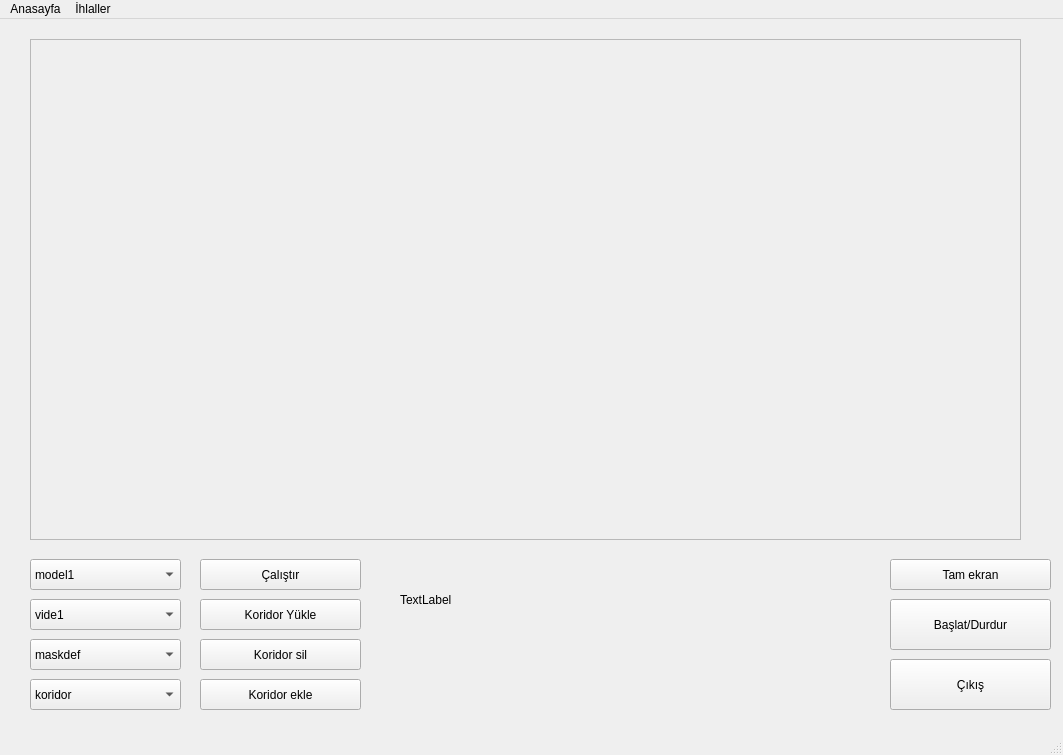
This is gui/untitled.ui in firathdr/Serit-Kontrol as Qt 5 draws it before an edit. The edited form follows.
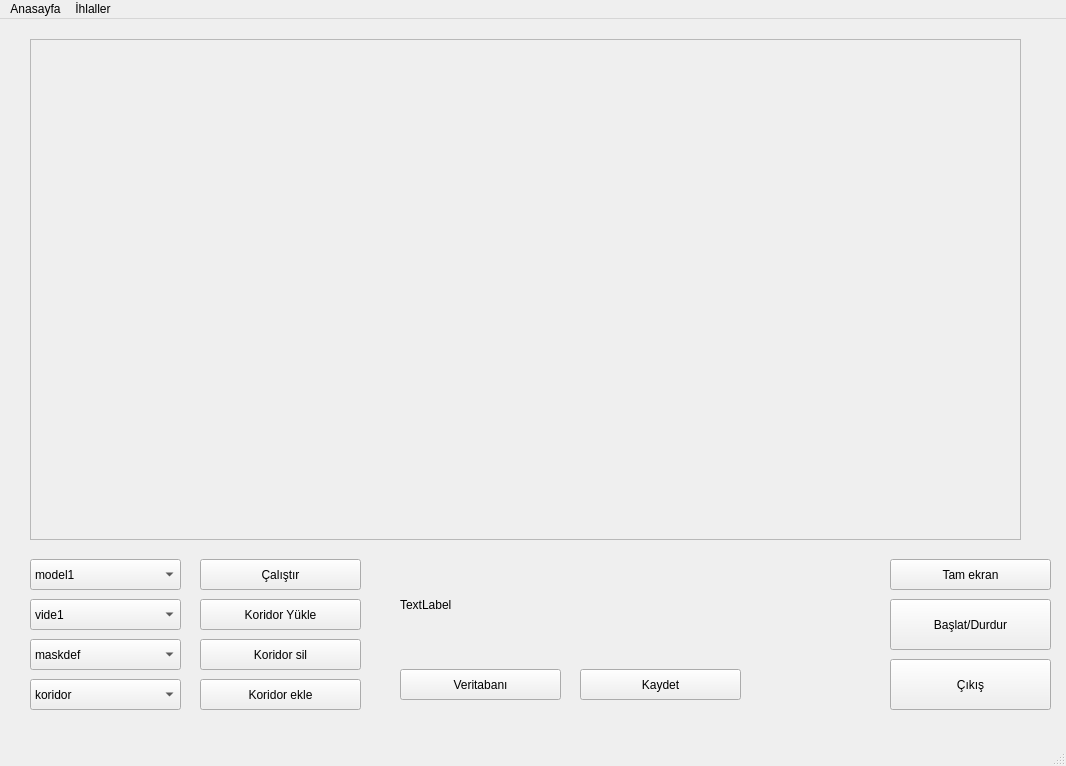
This is the edited form.

Diff of the .ui file:
```diff
--- a/gui/untitled.ui
+++ b/gui/untitled.ui
@@ -6,8 +6,8 @@
    <rect>
     <x>0</x>
     <y>0</y>
-    <width>1063</width>
-    <height>755</height>
+    <width>1066</width>
+    <height>766</height>
    </rect>
   </property>
   <property name="windowTitle">
@@ -215,9 +215,12 @@
       <x>400</x>
       <y>540</y>
       <width>411</width>
-      <height>81</height>
+      <height>91</height>
      </rect>
     </property>
+    <property name="styleSheet">
+     <string notr="true"/>
+    </property>
     <property name="text">
      <string>TextLabel</string>
     </property>
@@ -235,13 +238,39 @@
      <string>Tam ekran</string>
     </property>
    </widget>
+   <widget class="QPushButton" name="pushButton_8">
+    <property name="geometry">
+     <rect>
+      <x>400</x>
+      <y>650</y>
+      <width>161</width>
+      <height>31</height>
+     </rect>
+    </property>
+    <property name="text">
+     <string>Veritabanı</string>
+    </property>
+   </widget>
+   <widget class="QPushButton" name="pushButton_9">
+    <property name="geometry">
+     <rect>
+      <x>580</x>
+      <y>650</y>
+      <width>161</width>
+      <height>31</height>
+     </rect>
+    </property>
+    <property name="text">
+     <string>Kaydet</string>
+    </property>
+   </widget>
   </widget>
   <widget class="QMenuBar" name="menubar">
    <property name="geometry">
     <rect>
      <x>0</x>
      <y>0</y>
-     <width>1063</width>
+     <width>1066</width>
      <height>26</height>
     </rect>
    </property>
```
Left out of the diff: 11 changed lines with no effect on the pictures.
